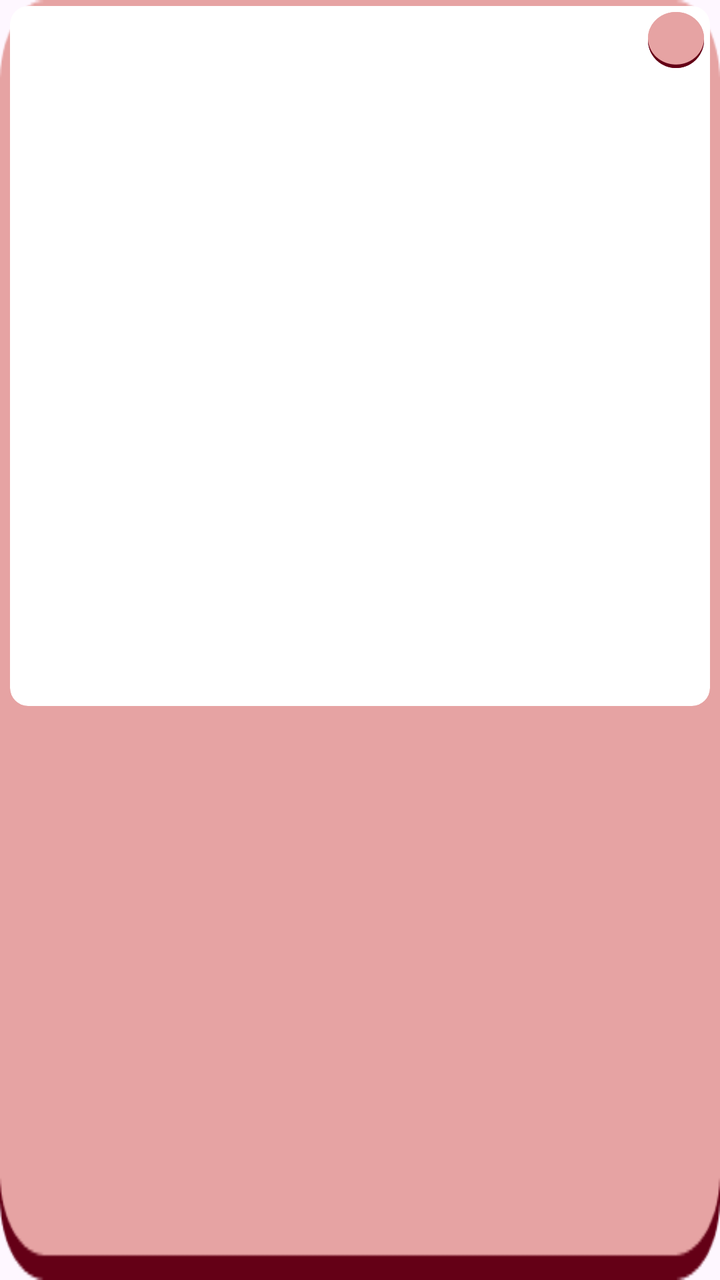
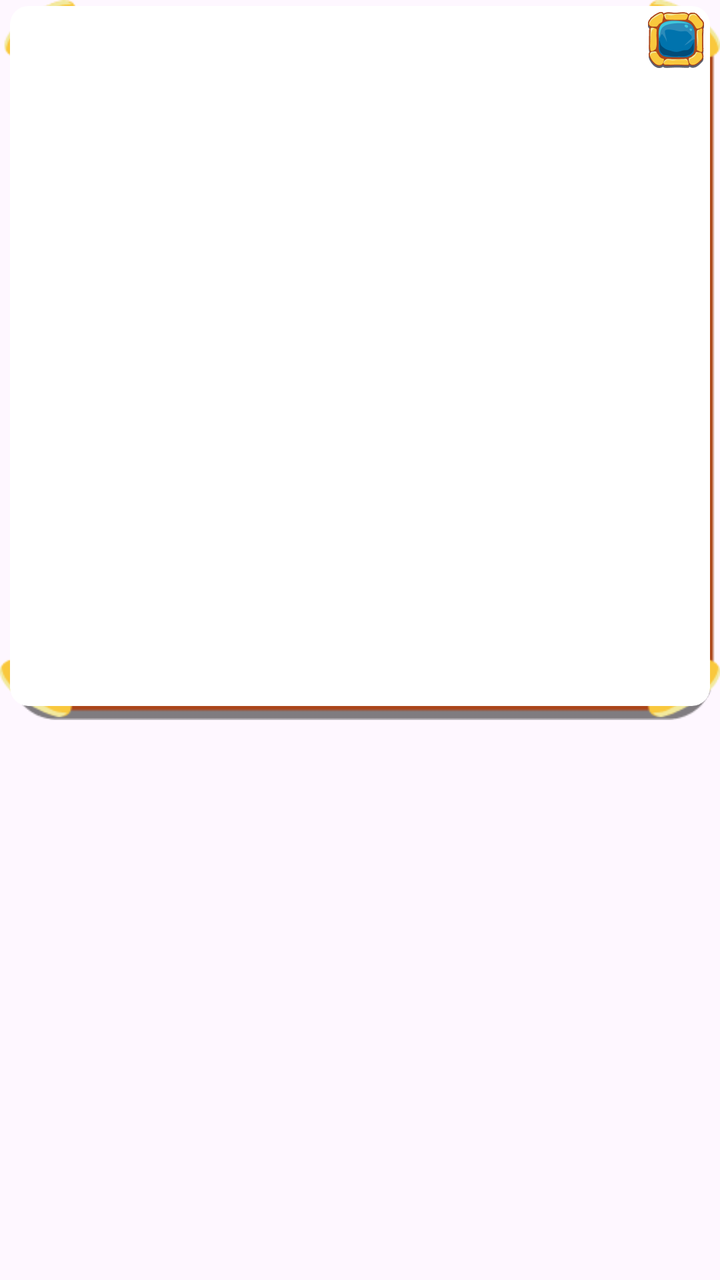

Compare the two renders of this Android layout. The source of the first and the diff that turns it into the second are given below.
<!-- AndroidManifest.xml: application theme Theme.BaseProject -->
<!-- res/layout/item_my_design.xml -->
<?xml version="1.0" encoding="utf-8"?>
<androidx.constraintlayout.widget.ConstraintLayout xmlns:android="http://schemas.android.com/apk/res/android"
    xmlns:app="http://schemas.android.com/apk/res-auto"
    android:layout_width="match_parent"
    android:layout_height="wrap_content"
    android:layout_margin="7.5dp"
    android:background="@drawable/frame_item_avatar"
    >

    <FrameLayout
        android:layout_width="match_parent"
        android:layout_height="0dp"
        app:layout_constraintStart_toStartOf="parent"
        app:layout_constraintTop_toTopOf="parent"
        app:layout_constraintEnd_toEndOf="parent"
        android:background="@drawable/bg_app_character_item"
        app:layout_constraintDimensionRatio="1:1"

        />

    <com.google.android.material.card.MaterialCardView
        android:layout_width="match_parent"
        android:layout_height="0dp"
        android:layout_margin="5dp"
        android:translationY="-2dp"
        app:cardBackgroundColor="@color/white"
        app:cardCornerRadius="9dp"
        app:layout_constraintDimensionRatio="1:1"
        app:layout_constraintEnd_toEndOf="parent"
        app:layout_constraintStart_toStartOf="parent"
        app:layout_constraintTop_toTopOf="parent"
        app:strokeColor="@color/transparent"
        >

        
        <ImageView
            android:id="@+id/imvImage"
            android:layout_width="match_parent"
            android:layout_height="match_parent"
            android:scaleType="centerCrop" />

        <ImageView
            android:id="@+id/imvImageOverlay"
            android:layout_width="match_parent"
            android:layout_height="match_parent"
            android:scaleType="centerCrop"
            android:background="#66000000"
            android:visibility="gone"
            />

        
        <ImageView
            android:id="@+id/btnDelete"
            android:layout_width="28dp"
            android:layout_height="28dp"
            android:layout_gravity="end"
            android:layout_margin="3dp"
            android:src="@drawable/ic_delete_item" />

        
        <ImageView
            android:id="@+id/btnSelect"
            android:layout_width="28dp"
            android:layout_height="28dp"
            android:layout_gravity="end"
            android:layout_margin="3dp"
            android:src="@drawable/ic_not_select" />
    </com.google.android.material.card.MaterialCardView>

</androidx.constraintlayout.widget.ConstraintLayout>
<!-- resources referenced by this layout -->
<resources>
  <color name="transparent">#00FFFFFF</color>
  <color name="white">#FFFFFFFF</color>
  <!-- drawable bg_app_character_item (drawable) -->
  <?xml version="1.0" encoding="utf-8"?>
  <shape xmlns:android="http://schemas.android.com/apk/res/android"
      android:shape="rectangle">
  
      <solid android:color="@color/transparent"/>
      <stroke android:color="@color/transparent"/>
      <corners android:radius="20dp"/>
  
  </shape>
  <!-- drawable frame_item_avatar: png bitmap (drawable, 3565 bytes) -->
  <!-- drawable ic_delete_item: png bitmap (drawable, 2763 bytes) -->
  <!-- drawable ic_not_select: png bitmap (drawable, 2028 bytes) -->
  <style name="Theme.BaseProject" parent="Base.Theme.BaseProject" />
  <style name="Base.Theme.BaseProject" parent="Theme.Material3.DayNight.NoActionBar">
          <item name="android:windowTranslucentStatus">false</item>
          <item name="android:statusBarColor">@android:color/transparent</item>
          <item name="android:windowSoftInputMode">adjustResize</item>
      </style>
</resources>

<!-- the commit's change to res/layout/item_my_design.xml (unified diff, before → after) -->
@@ -4,7 +4,6 @@
     android:layout_width="match_parent"
     android:layout_height="wrap_content"
     android:layout_margin="7.5dp"
-    android:background="@drawable/frame_item_avatar"
     >
 
     <FrameLayout
<!-- resource entries referenced after the edit -->
@@ -2,19 +2,9 @@
 <resources>
   <color name="transparent">#00FFFFFF</color>
   <color name="white">#FFFFFFFF</color>
-  <!-- drawable bg_app_character_item (drawable) -->
-  <?xml version="1.0" encoding="utf-8"?>
-  <shape xmlns:android="http://schemas.android.com/apk/res/android"
-      android:shape="rectangle">
-  
-      <solid android:color="@color/transparent"/>
-      <stroke android:color="@color/transparent"/>
-      <corners android:radius="20dp"/>
-  
-  </shape>
-  <!-- drawable frame_item_avatar: png bitmap (drawable, 3565 bytes) -->
-  <!-- drawable ic_delete_item: png bitmap (drawable, 2763 bytes) -->
-  <!-- drawable ic_not_select: png bitmap (drawable, 2028 bytes) -->
+  <!-- drawable bg_app_character_item: png bitmap (drawable, 7412 bytes) -->
+  <!-- drawable ic_delete_item: png bitmap (drawable, 7075 bytes) -->
+  <!-- drawable ic_not_select: png bitmap (drawable, 6665 bytes) -->
   <style name="Theme.BaseProject" parent="Base.Theme.BaseProject" />
   <style name="Base.Theme.BaseProject" parent="Theme.Material3.DayNight.NoActionBar">
           <item name="android:windowTranslucentStatus">false</item>
